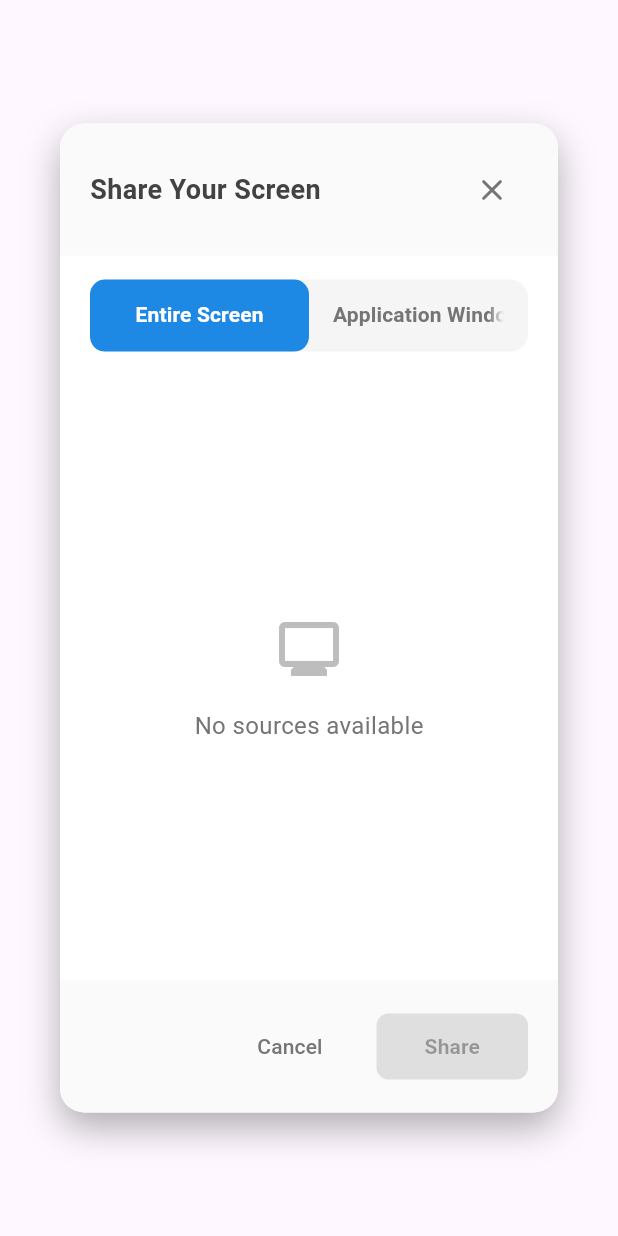
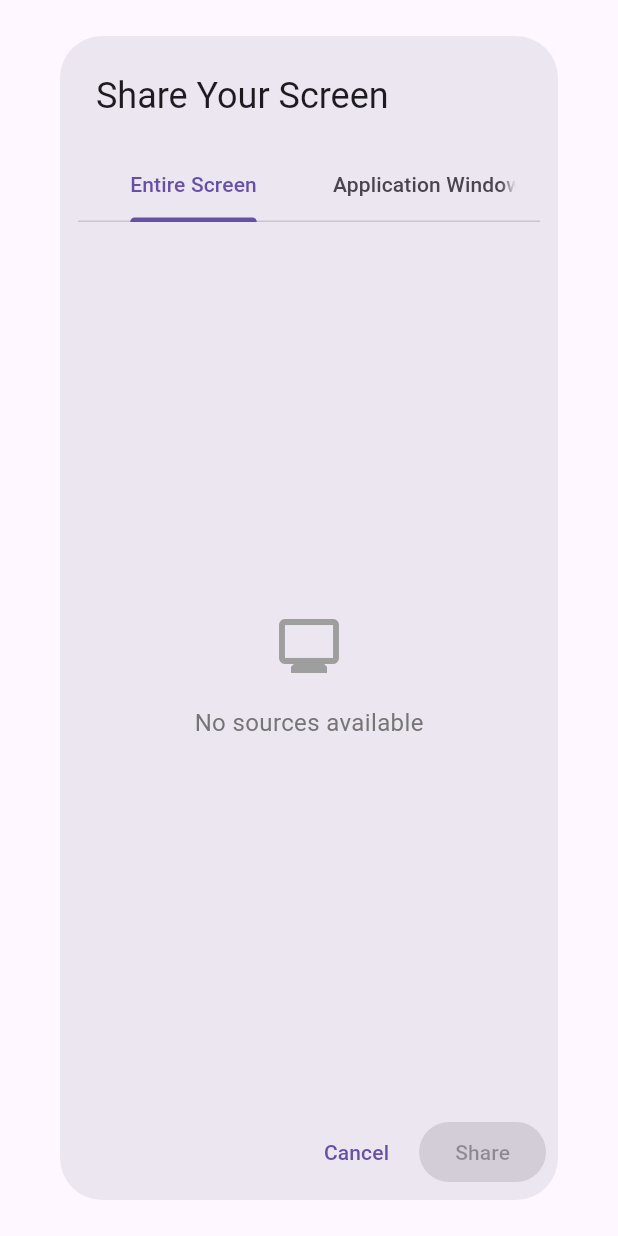
Before and after one commit to encrust-ace/udp_master, a Flutter app: the ScreenSelectDialog widget shown alone on an empty page, opened directly, on a phone screen of 412 x 824 dp. Run offline on Flutter 3.47's test engine with Material 3 defaults, Android fonts, the phone set to English and light mode, and no system bars; our stand-ins replace file_picker, flutter_colorpicker, permission_handler, shared_preferences, webview_flutter; missing offline and left inert: bonsoir, flutter_recorder, flutter_webrtc; accounts and stored records are empty; statements that could not run were skipped.

Commit message:
Added screen sync inital phase

```diff
--- a/lib/screen/screen_capture.dart
+++ b/lib/screen/screen_capture.dart
@@ -82,158 +82,47 @@ class _ScreenSelectDialogState extends State<ScreenSelectDialog>
 
   @override
   Widget build(BuildContext context) {
-    final screenSize = MediaQuery.of(context).size;
-    final isLargeScreen = screenSize.width > 600;
-    final dialogWidth = isLargeScreen ? 700.0 : screenSize.width * 0.9;
-    final dialogHeight = isLargeScreen ? 600.0 : screenSize.height * 0.8;
+    final isLargeScreen = MediaQuery.of(context).size.width > 600;
 
-    return Dialog(
-      backgroundColor: Colors.transparent,
-      child: Container(
-        width: dialogWidth,
-        height: dialogHeight,
-        decoration: BoxDecoration(
-          color: Colors.white,
-          borderRadius: BorderRadius.circular(16),
-          boxShadow: [
-            BoxShadow(
-              color: Colors.black.withOpacity(0.3),
-              blurRadius: 20,
-              offset: const Offset(0, 10),
-            ),
-          ],
-        ),
+    return AlertDialog(
+      title: const Text('Share Your Screen'),
+      contentPadding: const EdgeInsets.fromLTRB(12, 20, 12, 0),
+      actionsPadding: const EdgeInsets.all(8),
+      content: SizedBox(
+        width: isLargeScreen ? 700.0 : MediaQuery.of(context).size.width * 0.9,
+        height: isLargeScreen ? 600.0 : MediaQuery.of(context).size.height * 0.8,
         child: Column(
+          mainAxisSize: MainAxisSize.min,
           children: [
-            // Header with close button
-            Container(
-              padding: const EdgeInsets.all(20),
-              decoration: BoxDecoration(
-                color: Colors.grey.shade50,
-                borderRadius: const BorderRadius.only(
-                  topLeft: Radius.circular(16),
-                  topRight: Radius.circular(16),
-                ),
-              ),
-              child: Row(
-                mainAxisAlignment: MainAxisAlignment.spaceBetween,
-                children: [
-                  Text(
-                    'Share Your Screen',
-                    style: TextStyle(
-                      fontSize: isLargeScreen ? 20 : 18,
-                      fontWeight: FontWeight.w600,
-                      color: Colors.grey.shade800,
-                    ),
-                  ),
-                  IconButton(
-                    onPressed: () => Navigator.pop(context),
-                    icon: Icon(
-                      Icons.close_rounded,
-                      color: Colors.grey.shade600,
-                      size: 24,
-                    ),
-                    padding: EdgeInsets.zero,
-                    constraints: const BoxConstraints(),
-                  ),
-                ],
-              ),
-            ),
-
-            // Tabs
-            Container(
-              margin: const EdgeInsets.symmetric(horizontal: 20, vertical: 16),
-              decoration: BoxDecoration(
-                color: Colors.grey.shade100,
-                borderRadius: BorderRadius.circular(12),
-              ),
-              child: TabBar(
+            TabBar(
               controller: _tabController,
               onTap: _onTabChanged,
-                indicator: BoxDecoration(
-                  color: Colors.blue.shade600,
-                  borderRadius: BorderRadius.circular(10),
-                ),
-                indicatorSize: TabBarIndicatorSize.tab,
-                dividerColor: Colors.transparent,
-                labelColor: Colors.white,
-                unselectedLabelColor: Colors.grey.shade600,
-                labelStyle: const TextStyle(
-                  fontWeight: FontWeight.w600,
-                  fontSize: 14,
-                ),
               tabs: const [
                 Tab(text: 'Entire Screen'),
                 Tab(text: 'Application Window'),
               ],
             ),
-            ),
-
-            // Content grid
+            const SizedBox(height: 16),
             Expanded(
-              child: Padding(
-                padding: const EdgeInsets.symmetric(horizontal: 20),
               child: _buildSourceGrid(isLargeScreen),
-              ),
-            ),
-
-            // Action buttons
-            Container(
-              padding: const EdgeInsets.all(20),
-              decoration: BoxDecoration(
-                color: Colors.grey.shade50,
-                borderRadius: const BorderRadius.only(
-                  bottomLeft: Radius.circular(16),
-                  bottomRight: Radius.circular(16),
-                ),
-              ),
-              child: Row(
-                mainAxisAlignment: MainAxisAlignment.end,
-                children: [
-                  TextButton(
-                    onPressed: () => Navigator.pop(context),
-                    style: TextButton.styleFrom(
-                      padding: const EdgeInsets.symmetric(
-                        horizontal: 24,
-                        vertical: 12,
-                      ),
-                    ),
-                    child: Text(
-                      'Cancel',
-                      style: TextStyle(
-                        color: Colors.grey.shade600,
-                        fontWeight: FontWeight.w500,
-                      ),
-                    ),
-                  ),
-                  const SizedBox(width: 12),
-                  ElevatedButton(
-                    onPressed: _selectedSource != null
-                        ? () => Navigator.pop(context, _selectedSource)
-                        : null,
-                    style: ElevatedButton.styleFrom(
-                      backgroundColor: Colors.blue.shade600,
-                      foregroundColor: Colors.white,
-                      padding: const EdgeInsets.symmetric(
-                        horizontal: 32,
-                        vertical: 12,
-                      ),
-                      shape: RoundedRectangleBorder(
-                        borderRadius: BorderRadius.circular(8),
-                      ),
-                      elevation: 0,
-                    ),
-                    child: const Text(
-                      'Share',
-                      style: TextStyle(fontWeight: FontWeight.w600),
-                    ),
             ),
           ],
         ),
       ),
+      actions: <Widget>[
+        TextButton(
+          child: const Text('Cancel'),
+          onPressed: () {
+            Navigator.of(context).pop();
+          },
+        ),
+        ElevatedButton(
+          onPressed: _selectedSource != null
+              ? () => Navigator.of(context).pop(_selectedSource)
+              : null,
+          child: const Text('Share'),
+        ),
       ],
-        ),
-      ),
     );
   }
 
@@ -248,18 +137,11 @@ class _ScreenSelectDialogState extends State<ScreenSelectDialog>
         child: Column(
           mainAxisAlignment: MainAxisAlignment.center,
           children: [
-            Icon(
-              Icons.monitor_outlined,
-              size: 48,
-              color: Colors.grey.shade400,
-            ),
+            const Icon(Icons.monitor_outlined, size: 48, color: Colors.grey),
             const SizedBox(height: 16),
             Text(
               'No sources available',
-              style: TextStyle(
-                color: Colors.grey.shade600,
-                fontSize: 16,
-              ),
+              style: TextStyle(color: Colors.grey.shade600, fontSize: 16),
             ),
           ],
         ),
@@ -290,6 +172,7 @@ class _ScreenSelectDialogState extends State<ScreenSelectDialog>
   }
 }
 
+// The ThumbnailWidget and ScreenCapturePage classes remain unchanged.
 class ThumbnailWidget extends StatefulWidget {
   final DesktopCapturerSource source;
   final bool selected;
```
Lines whose indentation alone changed are shown as unchanged.
